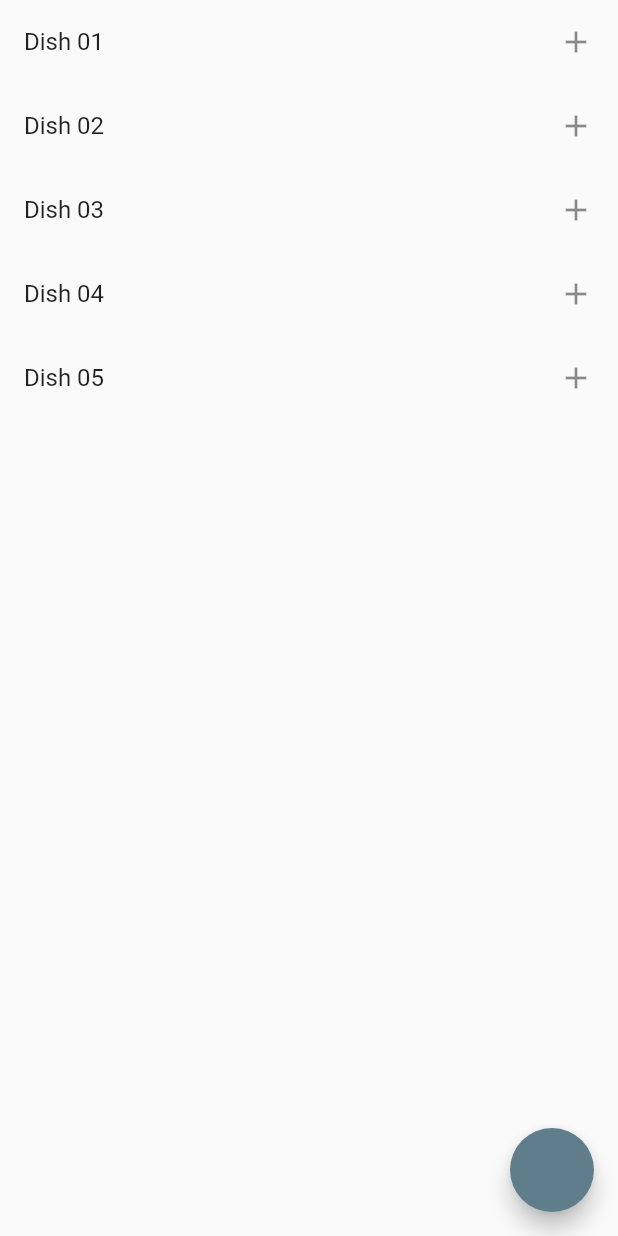
After one commit to wal33d006/cse_450, a Flutter app: the screen it shows after launch, on a phone screen of 412 x 824 dp. The commit adds this screen. Run offline on Flutter 3.47's test engine with Material 2 defaults, Android fonts, the phone set to English and light mode, and no system bars.

Commit message:
Add assignment 3

```diff
--- /dev/null
+++ b/lib/assignment_03/dish_list.dart
@@ -0,0 +1,96 @@
+import 'package:cse_450/assignment_03/cart.dart';
+import 'package:flutter/material.dart';
+
+class DishListPage extends StatefulWidget {
+  const DishListPage({Key? key}) : super(key: key);
+
+  @override
+  _DishListPageState createState() => _DishListPageState();
+}
+
+class _DishListPageState extends State<DishListPage> {
+  List<Dish> mainList = [
+    Dish(name: 'Dish 01'),
+    Dish(name: 'Dish 02'),
+    Dish(name: 'Dish 03'),
+    Dish(name: 'Dish 04'),
+    Dish(name: 'Dish 05'),
+  ];
+
+  List<Dish> cart = [];
+
+  @override
+  Widget build(BuildContext context) {
+    return Scaffold(
+      body: Center(
+        child: ListView.builder(
+            itemCount: mainList.length,
+            itemBuilder: (context, index) {
+              var dish = mainList[index];
+              return ListTile(
+                title: Text(dish.name),
+                trailing: InkWell(
+                  child: Icon(cart.contains(dish) ? Icons.remove : Icons.add),
+                  onTap: () async {
+                    if (cart.contains(dish)) {
+                      bool toBeRemoved = false;
+                      toBeRemoved = await showDialog(
+                          context: context,
+                          builder: (context) => AlertDialog(
+                                title: Text('Confirmation'),
+                                content: Text('Do you want to remove ${dish.name}?'),
+                                actions: [
+                                  TextButton(
+                                      onPressed: () {
+                                        Navigator.of(context).pop(true);
+                                      },
+                                      child: Text('Yes')),
+                                  TextButton(
+                                      onPressed: () {
+                                        Navigator.of(context).pop(false);
+                                      },
+                                      child: Text('No')),
+                                ],
+                              ));
+                      if (toBeRemoved) {
+                        cart.remove(dish);
+                      }
+                    } else {
+                      cart.add(dish);
+                    }
+                    setState(() {});
+                  },
+                ),
+              );
+            }),
+      ),
+      floatingActionButton: FloatingActionButton(
+        onPressed: () {
+          Navigator.of(context).push(
+            MaterialPageRoute(
+              builder: (context) => CartPage(
+                cart: cart,
+                onCartUpdated: (value) {
+                  cart = value;
+                  setState(() {});
+                },
+              ),
+            ),
+          );
+        },
+      ),
+    );
+  }
+}
+
+class Dish {
+  final String name;
+
+  // bool isAdded;
+
+  Dish({required this.name});
+//
+// void addRemoveDish() {
+//   isAdded = !isAdded;
+// }
+}
--- a/pubspec.yaml
+++ b/pubspec.yaml
@@ -30,6 +30,7 @@ dependencies:
   flutter:
     sdk: flutter
   http: ^0.13.4
+  provider: ^6.0.2
 
 
   # The following adds the Cupertino Icons font to your application.
```
Also changed, not shown: lib/assignment_03/cart.dart (added, +51 -0 lines), lib/counter_two.dart (+4 -18 lines), lib/main.dart (+11 -2 lines), lib/provider/counter_provider.dart (added, +14 -0 lines), lib/provider/provider_main.dart (added, +45 -0 lines), pubspec.lock.
